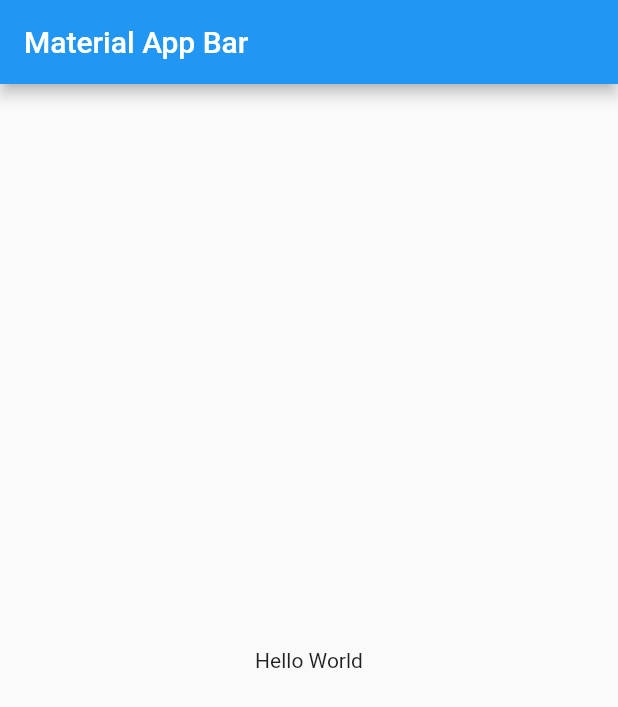
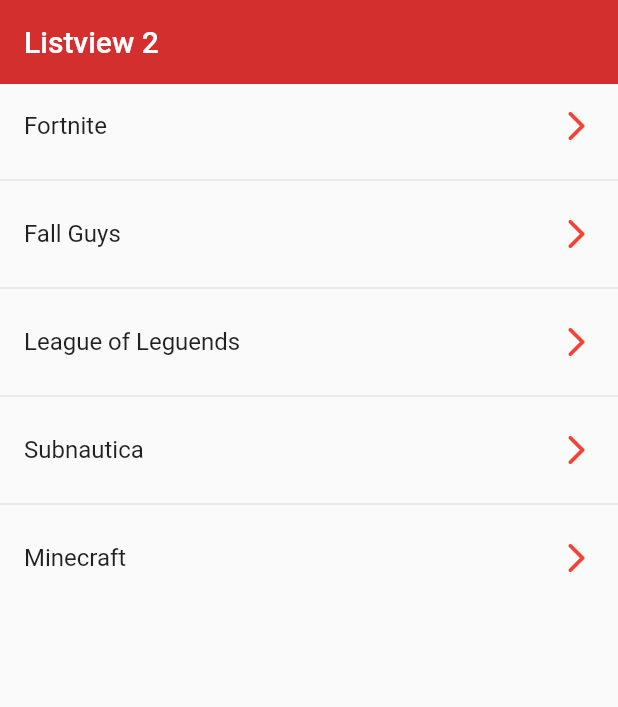
Before and after one commit to jperez331/flutter-components, a Flutter app: the screen it shows after launch, on a phone screen of 412 x 824 dp. Shown: the top 707 px of the screen. Run offline on Flutter 3.47's test engine with Material 2 defaults, Android fonts, the phone set to English and light mode, and no system bars.

Commit message:
creating listview and set basic color theme

```diff
--- a/lib/main.dart
+++ b/lib/main.dart
@@ -1,4 +1,6 @@
 import 'package:flutter/material.dart';
+import 'package:flutter_components/screens/listview1_screen.dart';
+import 'package:flutter_components/screens/listview2_screen.dart';
 
 void main() => runApp(MyApp());
 
@@ -7,17 +9,9 @@ class MyApp extends StatelessWidget {
 
   @override
   Widget build(BuildContext context) {
-    return MaterialApp(
-      debugShowCheckedModeBanner: false,
-      title: 'Material App',
-      home: Scaffold(
-        appBar: AppBar(
-          title: const Text('Material App Bar'),
-        ),
-        body: const Center(
-          child: Text('Hello World'),
-        ),
-      ),
-    );
+    return const MaterialApp(
+        debugShowCheckedModeBanner: false,
+        title: 'Material App',
+        home: Listview2Screen());
   }
 }
--- a/lib/screens/listview1_screen.dart
+++ b/lib/screens/listview1_screen.dart
@@ -0,0 +1,31 @@
+import 'package:flutter/material.dart';
+
+class Listview1Screen extends StatelessWidget {
+  final options = const [
+    'Fortnite',
+    'Fall Guys',
+    'League of Leguends',
+    'Subnautica',
+    'Minecraft'
+  ];
+  const Listview1Screen({Key? key}) : super(key: key);
+
+  @override
+  Widget build(BuildContext context) {
+    return Scaffold(
+        appBar: AppBar(
+          title: const Text('Listview 1'),
+        ),
+        body: ListView(
+          children: [
+            ...options
+                .map((game) => ListTile(
+                      title: Text(game),
+                      trailing: const Icon(Icons.arrow_forward_ios_rounded),
+                    ))
+                .toList(),
+            Divider()
+          ],
+        ));
+  }
+}
--- /dev/null
+++ b/lib/screens/listview2_screen.dart
@@ -0,0 +1,34 @@
+import 'package:flutter/material.dart';
+
+class Listview2Screen extends StatelessWidget {
+  final options = const [
+    'Fortnite',
+    'Fall Guys',
+    'League of Leguends',
+    'Subnautica',
+    'Minecraft'
+  ];
+  const Listview2Screen({Key? key}) : super(key: key);
+
+  @override
+  Widget build(BuildContext context) {
+    return Scaffold(
+        appBar: AppBar(
+          title: const Text('Listview 2'),
+          elevation: 0,
+          backgroundColor: Colors.red[700],
+        ),
+        body: ListView.separated(
+          itemCount: options.length,
+          itemBuilder: (context, index) => ListTile(
+            title: Text(options[index]),
+            trailing: const Icon(
+              Icons.arrow_forward_ios_rounded,
+              color: Colors.red,
+            ),
+            onTap: () {},
+          ),
+          separatorBuilder: (_, __) => const Divider(),
+        ));
+  }
+}
```
